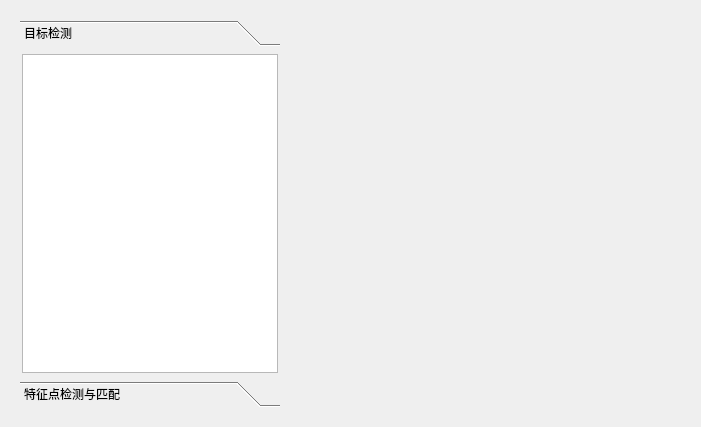
Qt form AlgsPage.ui (mengqingmeng/cv_tools) before a commit.
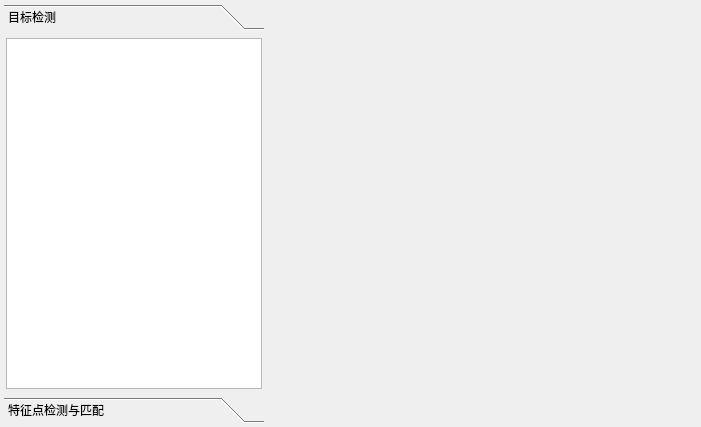
The same form after that commit. Icons and pictures are not drawn.

Diff of the .ui file:
```diff
--- a/AlgsPage.ui
+++ b/AlgsPage.ui
@@ -14,9 +14,33 @@
    <string>Form</string>
   </property>
   <layout class="QVBoxLayout" name="verticalLayout_2">
+   <property name="leftMargin">
+    <number>2</number>
+   </property>
+   <property name="topMargin">
+    <number>2</number>
+   </property>
+   <property name="rightMargin">
+    <number>2</number>
+   </property>
+   <property name="bottomMargin">
+    <number>2</number>
+   </property>
    <item>
     <widget class="QWidget" name="widget" native="true">
      <layout class="QHBoxLayout" name="horizontalLayout" stretch="1,5">
+      <property name="leftMargin">
+       <number>2</number>
+      </property>
+      <property name="topMargin">
+       <number>2</number>
+      </property>
+      <property name="rightMargin">
+       <number>2</number>
+      </property>
+      <property name="bottomMargin">
+       <number>2</number>
+      </property>
       <item>
        <widget class="QToolBox" name="leftMenu">
         <property name="sizePolicy">
@@ -34,11 +58,11 @@
            <x>0</x>
            <y>0</y>
            <width>260</width>
-           <height>347</height>
+           <height>351</height>
           </rect>
          </property>
          <property name="sizePolicy">
-          <sizepolicy hsizetype="Expanding" vsizetype="Preferred">
+          <sizepolicy hsizetype="Preferred" vsizetype="Preferred">
            <horstretch>0</horstretch>
            <verstretch>0</verstretch>
           </sizepolicy>
```
Left out of the diff: 7 changed lines with no effect on the pictures.
